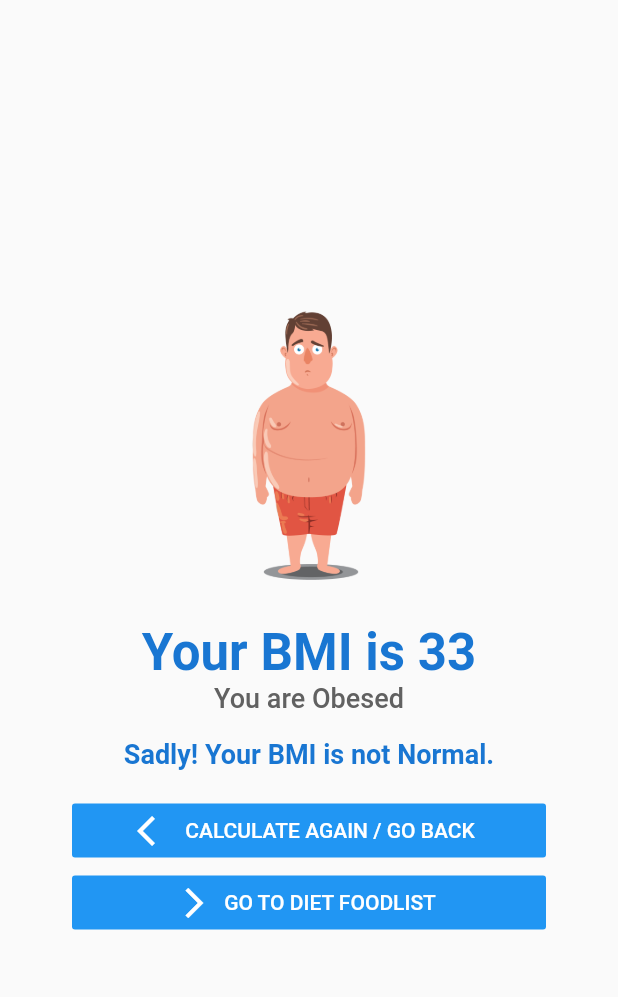
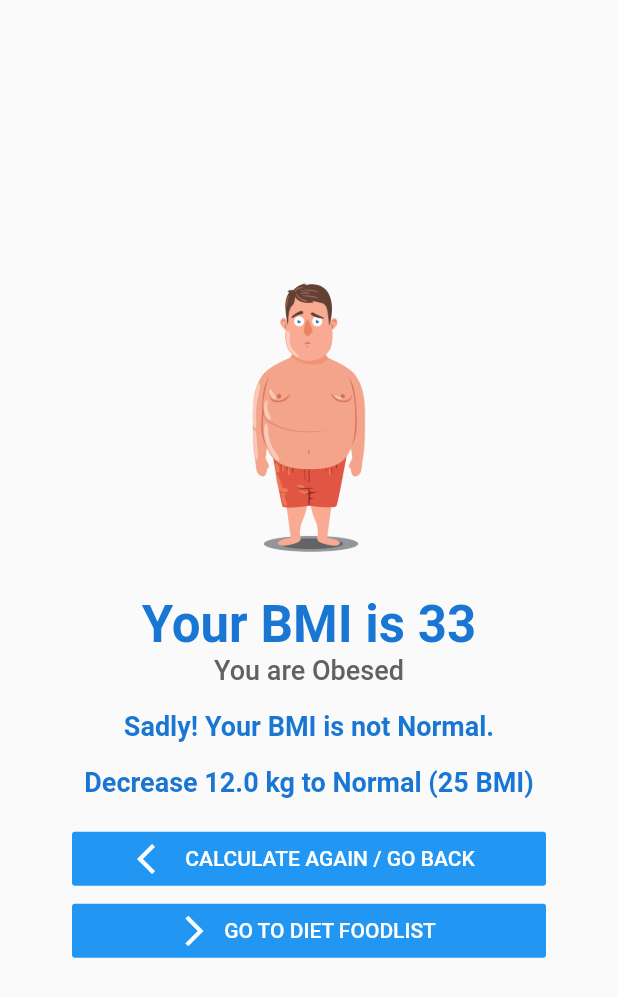
Before and after one commit to cheeyuan0627/FlutterProjects, a Flutter app: the BMICalculatorScreen screen opened directly, after a tap on "CALCULATE", on a phone screen of 412 x 824 dp. Shown: the top 997 px of the screen. Run offline on Flutter 3.47's test engine with Material 2 defaults, Android fonts, the phone set to English and light mode, and no system bars; our stand-ins replace cached_network_image, flutter_speed_dial, font_awesome_flutter, google_maps_flutter, gradient_widgets, image_cropper and 7 more; missing offline and left inert: geocoder; accounts and stored records are empty.

Commit message:
updated bmi calculator

```diff
--- a/dietdiary/lib/bmiscreen.dart
+++ b/dietdiary/lib/bmiscreen.dart
@@ -80,6 +80,27 @@ class _ResultScreenState extends State<ResultScreen> {
           SizedBox(
             height: screenHeight * 0.02,
           ),
+          widget.bmiModel.isNormal
+              ? Text(
+                  "${widget.bmiModel.comments2}" +
+                      "${widget.bmiModel.comments3}",
+                  style: TextStyle(
+                      color: Colors.blue[700],
+                      fontSize: 18,
+                      fontWeight: FontWeight.w700),
+                )
+              : Text(
+                  "${widget.bmiModel.comments2}" +
+                      "${widget.bmiModel.kgdrop}" +
+                      "${widget.bmiModel.comments3}",
+                  style: TextStyle(
+                      color: Colors.blue[700],
+                      fontSize: 18,
+                      fontWeight: FontWeight.w700),
+                ),
+          SizedBox(
+            height: screenHeight * 0.02,
+          ),
           Container(
             child: FlatButton.icon(
               onPressed: () {
@@ -126,8 +147,18 @@ class BMIModel {
   double bmi;
   bool isNormal;
   String comments;
+  double kgdrop;
+  String comments2;
+  String comments3;
 
-  BMIModel({this.bmi, this.isNormal, this.comments});
+  BMIModel({
+    this.bmi,
+    this.isNormal,
+    this.comments,
+    this.kgdrop,
+    this.comments2,
+    this.comments3,
+  });
 }
 
 class BMICalculatorScreen extends StatefulWidget {
@@ -144,6 +175,7 @@ class _BMICalculatorScreenState extends State<BMICalculatorScreen> {
   double _heightOfUser = 120.0;
   double _weightOfUser = 48.0;
   double _bmi = 0;
+  double _possiblekg = 0;
 
   BMIModel _bmiModel;
 
@@ -215,16 +247,17 @@ class _BMICalculatorScreenState extends State<BMICalculatorScreen> {
               Container(
                 padding: EdgeInsets.only(left: 16, right: 16),
                 child: Slider(
-                  min: 0.0,
-                  max: 200.0,
+                  min: 50,
+                  max: 200,
                   onChanged: (height) {
                     setState(() {
                       _heightOfUser = height;
                     });
                   },
                   value: _heightOfUser,
-                  divisions: 100,
+                  divisions: 150,
                   activeColor: Colors.blue,
+                  inactiveColor: Colors.grey,
                   label: "$_heightOfUser",
                 ),
               ),
@@ -248,16 +281,17 @@ class _BMICalculatorScreenState extends State<BMICalculatorScreen> {
               Container(
                 padding: EdgeInsets.only(left: 16, right: 16),
                 child: Slider(
-                  min: 0.0,
-                  max: 150.0,
+                  min: 10,
+                  max: 100,
                   onChanged: (height) {
                     setState(() {
                       _weightOfUser = height;
                     });
                   },
                   value: _weightOfUser,
-                  divisions: 100,
+                  divisions: 90,
                   activeColor: Colors.blue,
+                  inactiveColor: Colors.grey,
                   label: "$_weightOfUser",
                 ),
               ),
@@ -282,27 +316,56 @@ class _BMICalculatorScreenState extends State<BMICalculatorScreen> {
                         _bmiModel = BMIModel(
                           bmi: _bmi,
                           isNormal: true,
-                            comments: "You are Totaly Fit");
+                          comments: "You are Totaly Fit",
+                          comments2: "Please keep ",
+                          comments3: "it up!",
+                        );
                       } else if (_bmi < 18.5) {
+                        _possiblekg =
+                            ((_heightOfUser / 100) * (_heightOfUser / 100)) *
+                                18.5;
                         _bmiModel = BMIModel(
                           bmi: _bmi,
                           isNormal: false,
-                            comments: "You are Underweighted");
+                          comments: "You are Underweighted",
+                          kgdrop: _possiblekg - _weightOfUser,
+                          comments2: "Increase ",
+                          comments3: "Kg to Normal (25 BMI)",
+                        );
                       } else if (_bmi > 25 && _bmi <= 30) {
+                        _possiblekg =
+                            ((_heightOfUser / 100) * (_heightOfUser / 100)) *
+                                25;
                         _bmiModel = BMIModel(
                           bmi: _bmi,
                           isNormal: false,
-                            comments: "You are Overweighted");
+                          comments: "You are Overweighted",
+                          kgdrop: _weightOfUser - _possiblekg,
+                          comments2: "Decrease ",
+                          comments3: " Kg to Normal (25 BMI)",
+                        );
                       } else if (_bmi > 30 && _bmi <= 40) {
+                        _possiblekg =
+                            ((_heightOfUser / 100) * (_heightOfUser / 100)) *
+                                25;
                         _bmiModel = BMIModel(
                             bmi: _bmi,
                             isNormal: false,
-                            comments: "You are Obesed");
+                            comments: "You are Obesed",
+                            kgdrop: _weightOfUser - _possiblekg,
+                            comments2: "Decrease ",
+                            comments3: " kg to Normal (25 BMI)");
                       } else {
+                        _possiblekg =
+                            ((_heightOfUser / 100) * (_heightOfUser / 100)) *
+                                25;
                         _bmiModel = BMIModel(
                             bmi: _bmi,
                             isNormal: false,
-                            comments: "You are Class 3 Obese");
+                            comments: "You are Class 3 Obese",
+                            kgdrop: _weightOfUser - _possiblekg,
+                            comments2: "Decrease ",
+                            comments3: " kg to Normal (25 BMI)");
                       }
                     });
                     Navigator.push(
```
Lines whose indentation alone changed are shown as unchanged.
